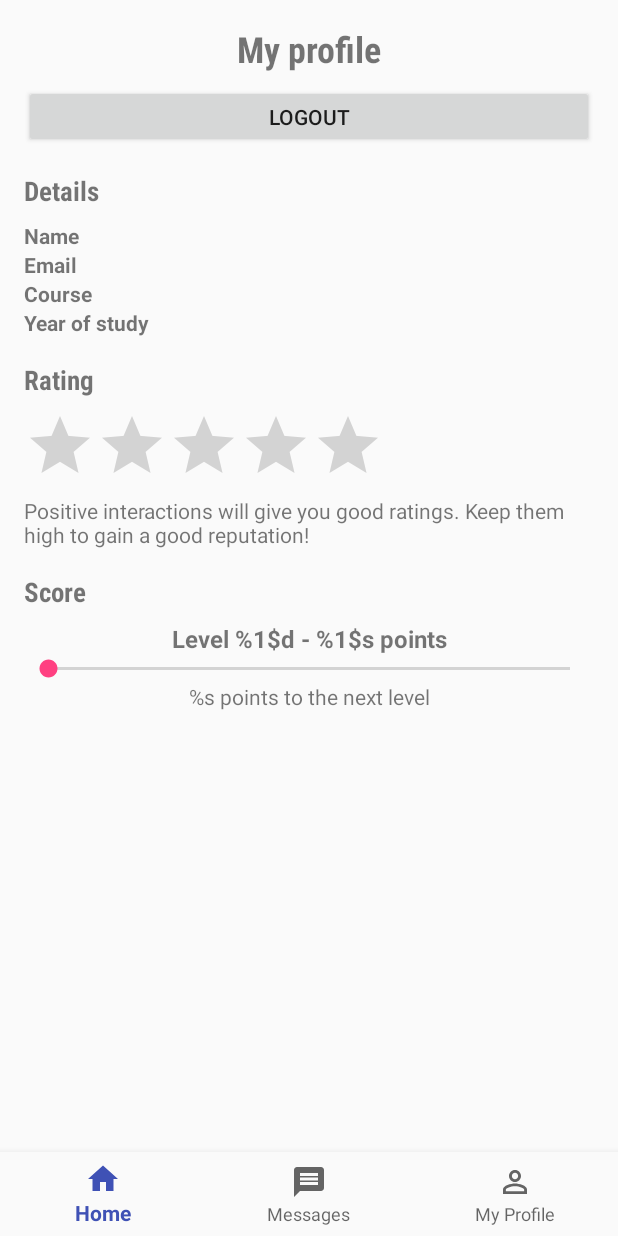
After one commit to iarinadafin/P3, an Android app: the layout activity_user_profile.xml on its own in the app's theme, with its tools: preview values and no code run, on a phone screen of 412 x 824 dp. The commit adds this screen. Run offline under Robolectric (Android 15) with nearby library versions, the phone set to English and light mode, and no system bars.

Commit message:
Ratings complete, score started, profile halfway done, small other changes.

```diff
--- a/app/build.gradle
+++ b/app/build.gradle
@@ -50,4 +50,5 @@ dependencies {
 
 
 
+
 apply plugin: 'com.google.gms.google-services'
--- a/app/src/main/AndroidManifest.xml
+++ b/app/src/main/AndroidManifest.xml
@@ -47,6 +47,8 @@
         </activity>
         <activity android:name=".RatingActivity">
         </activity>
+        <activity android:name=".UserProfileActivity">
+        </activity>
     </application>
 
 </manifest>
--- a/app/src/main/java/p3/myapplication/ChatsListActivity.java
+++ b/app/src/main/java/p3/myapplication/ChatsListActivity.java
@@ -60,6 +60,7 @@ public class ChatsListActivity extends AppCompatActivity {
 	}
 
 	public void displayChats () {
+		userChatsList.clear();
 		MeetingChatArrayAdapter adapter = new MeetingChatArrayAdapter(0, this, userChatsList);
 		chatsList.setAdapter(adapter);
 	}
--- a/app/src/main/java/p3/myapplication/HomeActivity.java
+++ b/app/src/main/java/p3/myapplication/HomeActivity.java
@@ -63,8 +63,7 @@ public class HomeActivity extends AppCompatActivity {
 						return false;
 					}
 					case R.id.action_profile: {
-						mAuth.signOut();
-						intentions.goToSignIn();
+						intentions.goToProfile();
 						return false;
 					}
 				}
--- a/app/src/main/java/p3/myapplication/Intentions.java
+++ b/app/src/main/java/p3/myapplication/Intentions.java
@@ -34,7 +34,7 @@ class Intentions {
 	}
 
 	void goToProfile () {
-		Intent i = new Intent(c, MainActivity.class);
+		Intent i = new Intent(c, UserProfileActivity.class);
 		c.startActivity(i);
 	}
 
@@ -79,11 +79,10 @@ class Intentions {
 		return false;
 	}
 
+	// used
 	void deleteMeeting (String userID, DatabaseReference reference, DataSnapshot snapshot, String meetingID) {
 		reference.child("meetings/" + meetingID).removeValue();
 		reference.child("users/" + userID + "/meetings/" + meetingID).removeValue();
 		reference.child("chats/" + meetingID).removeValue();
-		reference.child("users/" + userID + "/score")
-				.setValue(Integer.parseInt(snapshot.child("users/" + userID + "/score").getValue(String.class)) - 5);
 	}
 }
--- a/app/src/main/java/p3/myapplication/ViewMeetingActivity.java
+++ b/app/src/main/java/p3/myapplication/ViewMeetingActivity.java
@@ -180,6 +180,9 @@ public class ViewMeetingActivity extends AppCompatActivity {
 									// if current user is the only participant
 									if (dataSnapshot.child("meetings/" + meetingID + "/members").getChildrenCount() <= 1) {
 										helper.deleteMeeting(FirebaseAuth.getInstance().getCurrentUser().getUid(), reference, dataSnapshot, meetingID);
+										// subtract 10 points if meeting is left
+										reference.child("users/" + FirebaseAuth.getInstance().getCurrentUser().getUid() + "/score")
+												.setValue(Integer.parseInt(dataSnapshot.child("users/" + FirebaseAuth.getInstance().getCurrentUser().getUid() + "/score").getValue(String.class)) - 10);
 										// redirects the user to the home page
 										helper.goHome();
 									}
--- /dev/null
+++ b/app/src/main/res/layout/activity_user_profile.xml
@@ -0,0 +1,211 @@
+<?xml version="1.0" encoding="utf-8"?>
+<android.support.constraint.ConstraintLayout
+    xmlns:android="http://schemas.android.com/apk/res/android"
+    xmlns:app="http://schemas.android.com/apk/res-auto"
+    xmlns:tools="http://schemas.android.com/tools"
+    android:layout_width="match_parent"
+    android:layout_height="match_parent"
+    tools:context="p3.myapplication.UserProfileActivity">
+
+    <LinearLayout
+        android:layout_width="0dp"
+        android:layout_height="0dp"
+        android:layout_marginBottom="56dp"
+        android:layout_marginEnd="16dp"
+        android:layout_marginStart="16dp"
+        android:layout_marginTop="16dp"
+        android:orientation="vertical"
+        app:layout_constraintBottom_toBottomOf="parent"
+        app:layout_constraintEnd_toEndOf="parent"
+        app:layout_constraintStart_toStartOf="parent"
+        app:layout_constraintTop_toTopOf="parent">
+
+        <TextView
+            android:layout_width="match_parent"
+            android:layout_height="wrap_content"
+            android:fontFamily="sans-serif-condensed"
+            android:paddingBottom="8dp"
+            android:text="@string/my_profile_title"
+            android:textAlignment="center"
+            android:textAllCaps="false"
+            android:textSize="24sp"
+            android:textStyle="bold"
+            tools:layout_editor_absoluteX="126dp"
+            tools:layout_editor_absoluteY="16dp"/>
+
+        <Button
+            android:id="@+id/logoutButtonProfile"
+            android:layout_width="match_parent"
+            android:layout_height="42dp"
+            android:text="@string/logout"/>
+
+        <TextView
+            android:layout_width="match_parent"
+            android:layout_height="wrap_content"
+            android:fontFamily="sans-serif-condensed"
+            android:paddingBottom="8dp"
+            android:paddingTop="16dp"
+            android:text="@string/your_details_label"
+            android:textSize="18sp"
+            android:textStyle="bold"/>
+
+        <LinearLayout
+            android:layout_width="match_parent"
+            android:layout_height="wrap_content"
+            android:orientation="horizontal">
+
+            <LinearLayout
+                android:layout_width="wrap_content"
+                android:layout_height="wrap_content"
+                android:orientation="vertical">
+
+                <TextView
+                    android:layout_width="match_parent"
+                    android:layout_height="wrap_content"
+                    android:text="@string/full_name_label"
+                    android:textStyle="bold"/>
+
+                <TextView
+                    android:layout_width="match_parent"
+                    android:layout_height="wrap_content"
+                    android:text="@string/email_label"
+                    android:textStyle="bold"/>
+
+                <TextView
+                    android:layout_width="match_parent"
+                    android:layout_height="wrap_content"
+                    android:text="@string/course_display_label"
+                    android:textStyle="bold"/>
+
+                <TextView
+                    android:layout_width="match_parent"
+                    android:layout_height="wrap_content"
+                    android:text="@string/year_display_label"
+                    android:textStyle="bold"/>
+            </LinearLayout>
+
+            <LinearLayout
+                android:layout_width="16dp"
+                android:layout_height="match_parent"
+                android:orientation="vertical">
+            </LinearLayout>
+
+            <LinearLayout
+                android:layout_width="match_parent"
+                android:layout_height="wrap_content"
+                android:orientation="vertical">
+
+                <TextView
+                    android:id="@+id/nameLabelProfile"
+                    android:layout_width="match_parent"
+                    android:layout_height="wrap_content"
+                    />
+
+                <TextView
+                    android:id="@+id/emailLabelProfile"
+                    android:layout_width="match_parent"
+                    android:layout_height="wrap_content"
+                    />
+
+                <TextView
+                    android:id="@+id/courseLabelProfile"
+                    android:layout_width="match_parent"
+                    android:layout_height="wrap_content"
+                    />
+
+                <TextView
+                    android:id="@+id/yearLabelProfile"
+                    android:layout_width="match_parent"
+                    android:layout_height="wrap_content"
+                    />
+            </LinearLayout>
+        </LinearLayout>
+
+        <TextView
+            android:layout_width="match_parent"
+            android:layout_height="wrap_content"
+            android:fontFamily="sans-serif-condensed"
+            android:paddingBottom="8dp"
+            android:paddingTop="16dp"
+            android:text="@string/your_rating_label"
+            android:textSize="18sp"
+            android:textStyle="bold"/>
+
+        <LinearLayout
+            android:layout_width="match_parent"
+            android:layout_height="wrap_content"
+            android:orientation="horizontal">
+
+            <RatingBar
+                android:id="@+id/ratingProfile"
+                android:layout_width="wrap_content"
+                android:layout_height="wrap_content"
+                android:isIndicator="true"
+                android:numStars="5"
+                android:progressTint="@color/colorAccent"
+                android:secondaryProgressTint="#00000000"
+                android:stepSize="0.1"/>
+
+            <TextView
+                android:id="@+id/ratingNumbersProfile"
+                android:layout_width="wrap_content"
+                android:layout_height="wrap_content"
+                android:layout_gravity="center_vertical"
+                android:paddingEnd="8dp"
+                android:paddingStart="8dp"
+                android:textAlignment="center"
+                android:textSize="22sp"/>
+        </LinearLayout>
+
+        <TextView
+            android:layout_width="match_parent"
+            android:layout_height="wrap_content"
+            android:text="@string/rating_description"/>
+
+        <TextView
+            android:layout_width="match_parent"
+            android:layout_height="wrap_content"
+            android:fontFamily="sans-serif-condensed"
+            android:paddingBottom="8dp"
+            android:paddingTop="16dp"
+            android:text="@string/your_score_label"
+            android:textSize="18sp"
+            android:textStyle="bold"/>
+
+        <TextView
+            android:id="@+id/levelLabelProfile"
+            android:layout_width="match_parent"
+            android:layout_height="wrap_content"
+            android:text="@string/level_label"
+            android:textAlignment="center"
+            android:textSize="16sp"
+            android:textStyle="bold"/>
+
+        <SeekBar
+            android:id="@+id/scoreProgress"
+            style="@style/Widget.AppCompat.SeekBar"
+            android:layout_width="match_parent"
+            android:layout_height="wrap_content"
+            />
+
+        <TextView
+            android:id="@+id/pointsLeft"
+            android:layout_width="match_parent"
+            android:layout_height="wrap_content"
+            android:text="@string/points_left_label"
+            android:textAlignment="center"/>
+
+    </LinearLayout>
+
+    <android.support.design.widget.BottomNavigationView
+
+        android:id="@+id/navigationPofile"
+        android:layout_width="0dp"
+        android:layout_height="wrap_content"
+        android:background="?android:attr/windowBackground"
+        app:layout_constraintBottom_toBottomOf="parent"
+        app:layout_constraintLeft_toLeftOf="parent"
+        app:layout_constraintRight_toRightOf="parent"
+        app:menu="@menu/bottom_navigation_items"/>
+
+</android.support.constraint.ConstraintLayout>
--- a/app/src/main/res/values/strings.xml
+++ b/app/src/main/res/values/strings.xml
@@ -249,4 +249,17 @@
 
     <string name="meeting_rating_title">Rate this meeting</string>
     <string name="absence_checkbox">Absent?</string>
+
+    <string name="my_profile_title">My profile</string>
+    <string name="logout">Logout</string>
+    <string name="your_details_label">Details</string>
+    <string name="full_name_label">Name</string>
+    <string name="course_display_label">Course</string>
+    <string name="year_display_label">Year of study </string>
+    <string name="full_name">%1$s %2$s</string>
+    <string name="your_rating_label">Rating</string>
+    <string name="rating_description">Positive interactions will give you good ratings. Keep them high to gain a good reputation!</string>
+    <string name="your_score_label">Score</string>
+    <string name="points_left_label">%s points to the next level</string>
+    <string name="level_label">Level %1$d - %1$s points</string>
 </resources>
```
Also changed, not shown: app/src/main/java/p3/myapplication/ModuleMeetingsActivity.java (+16 -16 lines), app/src/main/java/p3/myapplication/RatingActivity.java (+38 -3 lines), app/src/main/java/p3/myapplication/User.java (+21 -2 lines), app/src/main/java/p3/myapplication/UserProfileActivity.java (added, +88 -0 lines).
